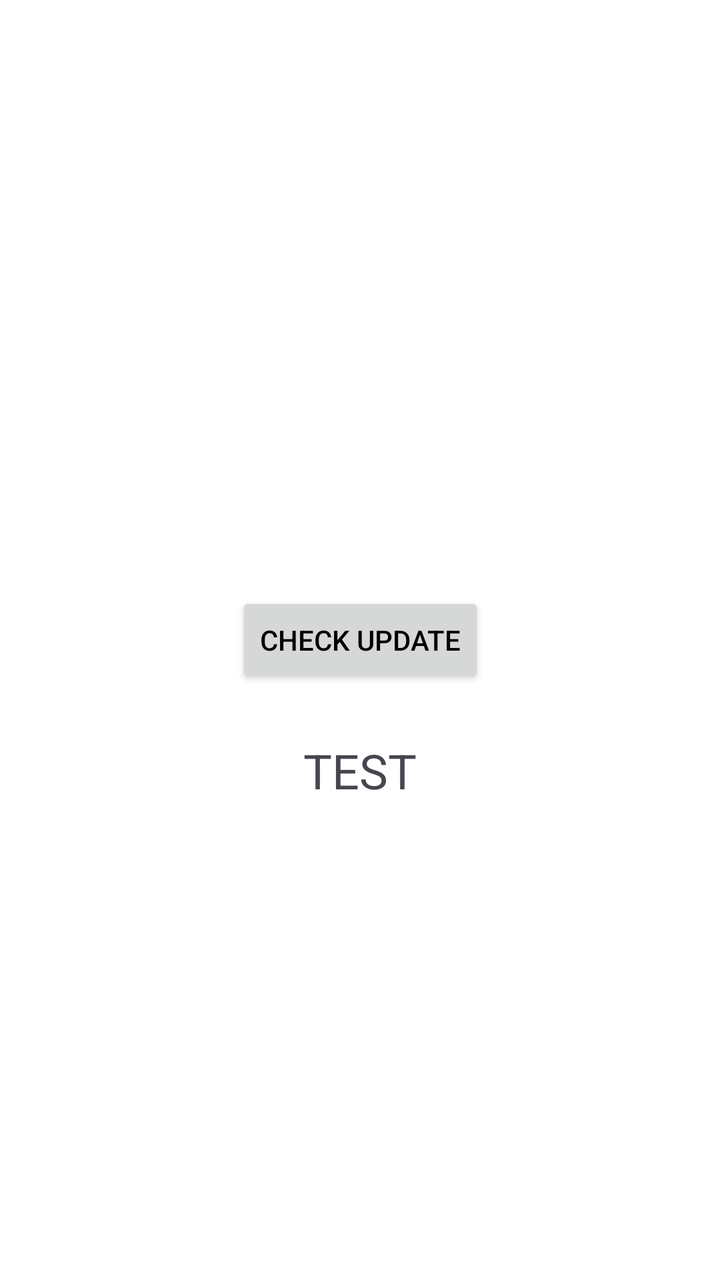
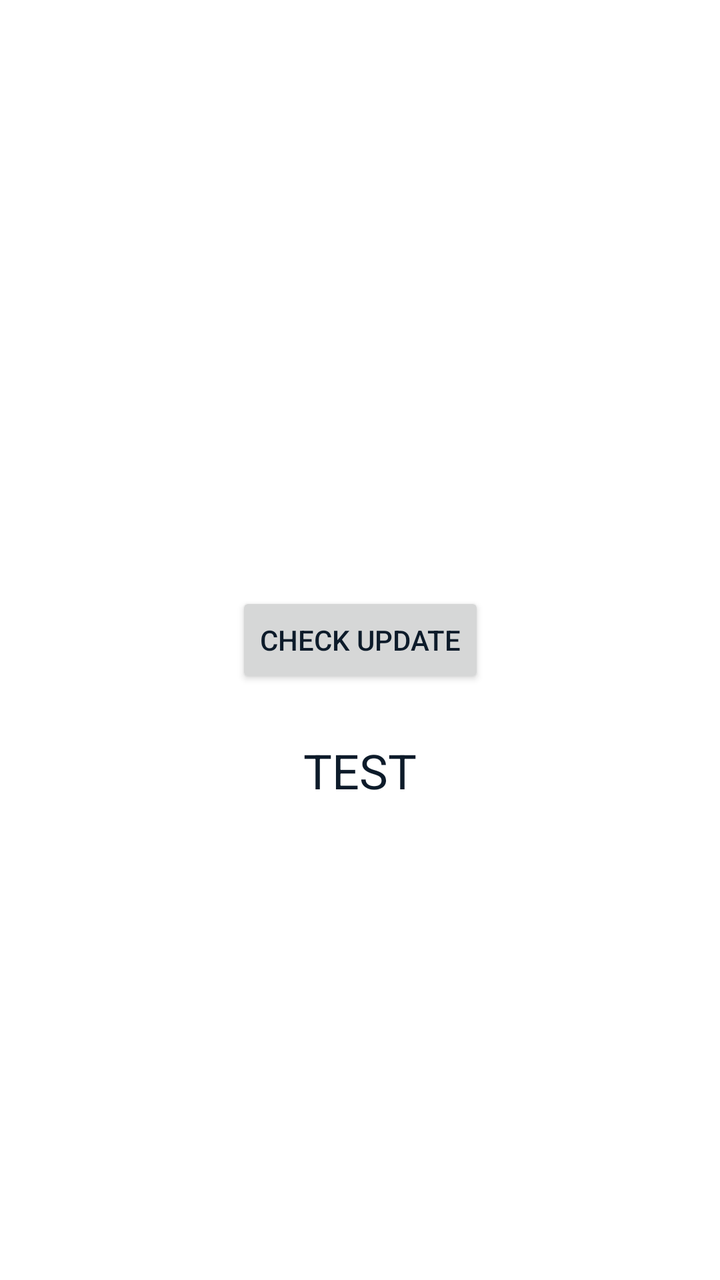

The first picture is an Android layout as it rendered before a commit; the second is the same layout after the commit. The layout source and the unified diff follow.
<!-- AndroidManifest.xml: application theme Theme.KimyoTest -->
<!-- res/layout/fragment_check_update.xml -->
<?xml version="1.0" encoding="utf-8"?>
<androidx.constraintlayout.widget.ConstraintLayout xmlns:android="http://schemas.android.com/apk/res/android"
    android:layout_width="match_parent"
    android:layout_height="match_parent"
    xmlns:app="http://schemas.android.com/apk/res-auto">

    <androidx.appcompat.widget.AppCompatButton
        android:id="@+id/checkUpdate"
        app:layout_constraintTop_toTopOf="parent"
        app:layout_constraintBottom_toBottomOf="parent"
        app:layout_constraintEnd_toEndOf="parent"
        app:layout_constraintStart_toStartOf="parent"
        android:layout_width="wrap_content"
        android:layout_height="wrap_content"
        android:text="Check Update"/>
    <androidx.appcompat.widget.AppCompatTextView
        android:layout_marginTop="25dp"
        android:textSize="24sp"
        android:text="TEST"
        android:id="@+id/checkText"
        android:layout_width="wrap_content"
        android:layout_height="wrap_content"
        app:layout_constraintTop_toBottomOf="@id/checkUpdate"
        app:layout_constraintEnd_toEndOf="parent"
        app:layout_constraintStart_toStartOf="parent"/>
</androidx.constraintlayout.widget.ConstraintLayout>
<!-- resources referenced by this layout -->
<resources>
  <style name="Theme.KimyoTest" parent="Base.Theme.KimyoTest" />
  <style name="Base.Theme.KimyoTest" parent="Theme.Material3.DayNight.NoActionBar">
          
          
          <item name="android:textColorPrimary">@color/black</item>
          <item name="android:windowBackground">@color/white</item>
      </style>
  <color name="black">#FF000000</color>
  <color name="white">#FFFFFFFF</color>
</resources>

<!-- the commit's change to res/layout/fragment_check_update.xml (unified diff, before → after) -->
@@ -2,6 +2,7 @@
 <androidx.constraintlayout.widget.ConstraintLayout xmlns:android="http://schemas.android.com/apk/res/android"
     android:layout_width="match_parent"
     android:layout_height="match_parent"
+    android:background="?attr/colorSurface"
     xmlns:app="http://schemas.android.com/apk/res-auto">
 
     <androidx.appcompat.widget.AppCompatButton
@@ -20,6 +21,7 @@
         android:id="@+id/checkText"
         android:layout_width="wrap_content"
         android:layout_height="wrap_content"
+        android:textColor="?attr/colorOnSurface"
         app:layout_constraintTop_toBottomOf="@id/checkUpdate"
         app:layout_constraintEnd_toEndOf="parent"
         app:layout_constraintStart_toStartOf="parent"/>
<!-- resource entries referenced after the edit -->
@@ -3,11 +3,22 @@
   <style name="Theme.KimyoTest" parent="Base.Theme.KimyoTest" />
   <style name="Base.Theme.KimyoTest" parent="Theme.Material3.DayNight.NoActionBar">
           
-          
-          <item name="android:textColorPrimary">@color/black</item>
-          <item name="android:windowBackground">@color/white</item>
+          <item name="android:windowBackground">@color/chem_background_light</item>
+          <item name="android:textColorPrimary">@color/chem_on_surface_light</item>
+          <item name="colorPrimary">@color/chem_primary_light</item>
+          <item name="colorOnPrimary">@color/chem_surface_light</item>
+          <item name="colorSurface">@color/chem_surface_light</item>
+          <item name="colorOnSurface">@color/chem_on_surface_light</item>
+          <item name="colorOutline">@color/chem_outline_light</item>
+          <item name="colorPrimaryContainer">@color/chem_toolbar_light</item>
+          <item name="colorSurfaceVariant">@color/chem_surface_variant_light</item>
       </style>
-  <color name="black">#FF000000</color>
-  <color name="white">#FFFFFFFF</color>
+  <color name="chem_background_light">#F0F7FF</color>
+  <color name="chem_on_surface_light">#0D1B2A</color>
+  <color name="chem_primary_light">#1565C0</color>
+  <color name="chem_surface_light">#FFFFFF</color>
+  <color name="chem_outline_light">#90A4AE</color>
+  <color name="chem_toolbar_light">#0D47A1</color>
+  <color name="chem_surface_variant_light">#E3F2FD</color>
 </resources>
 
